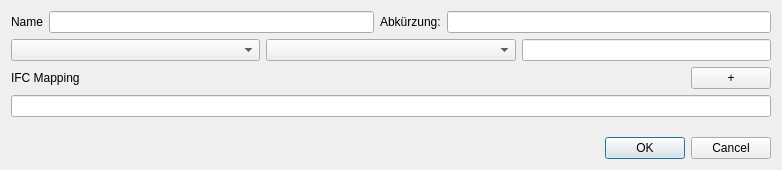
The window that som_gui/qt_designs/ObjectInfoWidget.ui (c-mellueh/SOM-Toolkit) describes before a commit, drawn with Qt 5.
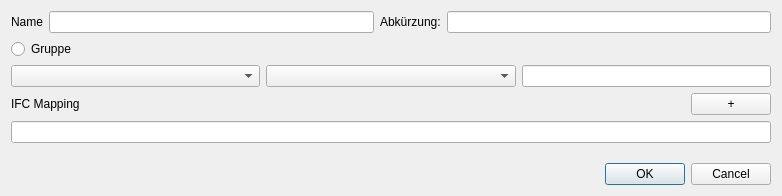
The same window after the commit.

Commit message: add toggle button

```diff
--- a/som_gui/qt_designs/ObjectInfoWidget.ui
+++ b/som_gui/qt_designs/ObjectInfoWidget.ui
@@ -7,7 +7,7 @@
     <x>0</x>
     <y>0</y>
     <width>782</width>
-    <height>170</height>
+    <height>196</height>
    </rect>
   </property>
   <property name="sizePolicy">
@@ -44,6 +44,13 @@
      </item>
     </layout>
    </item>
+   <item>
+    <widget class="QRadioButton" name="button_gruppe">
+     <property name="text">
+      <string>Gruppe</string>
+     </property>
+    </widget>
+   </item>
    <item>
     <layout class="QHBoxLayout" name="layout_ident_attribute">
      <item>
```
The commit also changes 3 other files.
